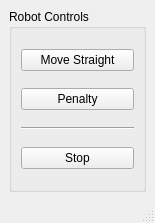
Above: GUI/mainwindow.ui from SSabev/SDPCode before the change. Below: the same form after it.
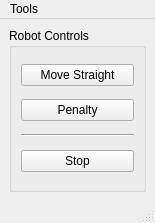
That is the form after the change. Icons and pictures are not drawn.

Diff of the .ui file:
```diff
--- a/GUI/mainwindow.ui
+++ b/GUI/mainwindow.ui
@@ -67,6 +67,16 @@
      <height>29</height>
     </rect>
    </property>
+   <widget class="QMenu" name="menuTools">
+    <property name="title">
+     <string>Tools</string>
+    </property>
+    <addaction name="actionSet_Pitch_Side"/>
+    <addaction name="separator"/>
+    <addaction name="actionConnect_To_Vision"/>
+    <addaction name="actionConnect_To_BT"/>
+   </widget>
+   <addaction name="menuTools"/>
   </widget>
   <widget class="QStatusBar" name="statusbar"/>
  </widget>
```
Left out of the diff: 15 changed lines with no effect on the pictures.
